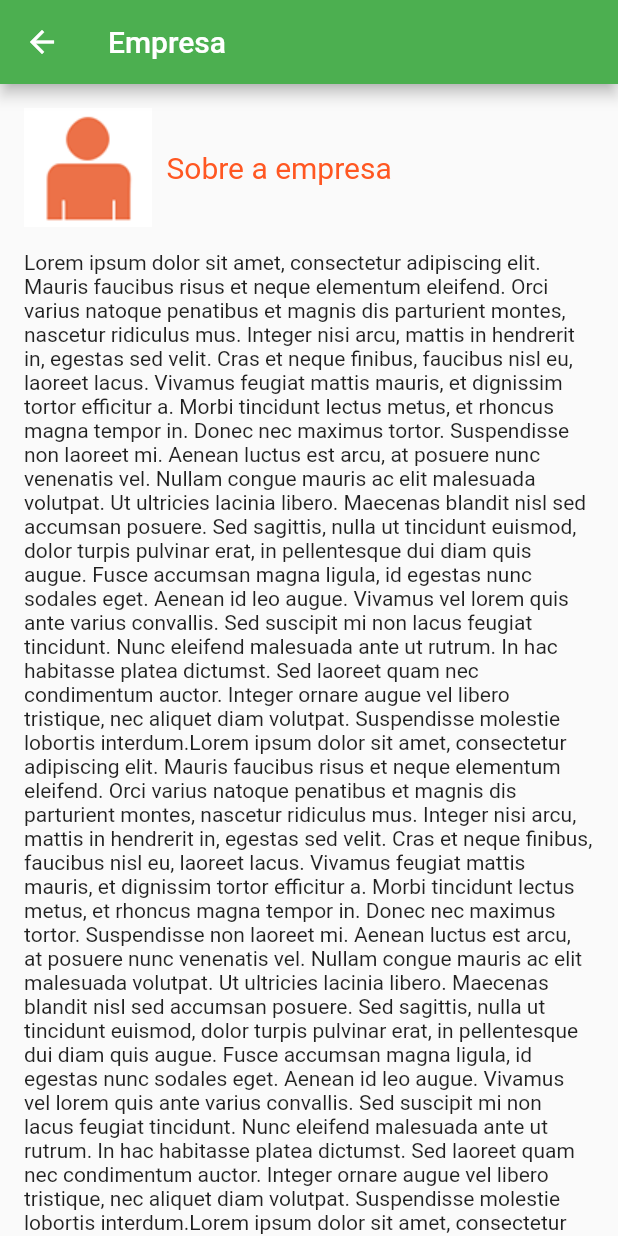
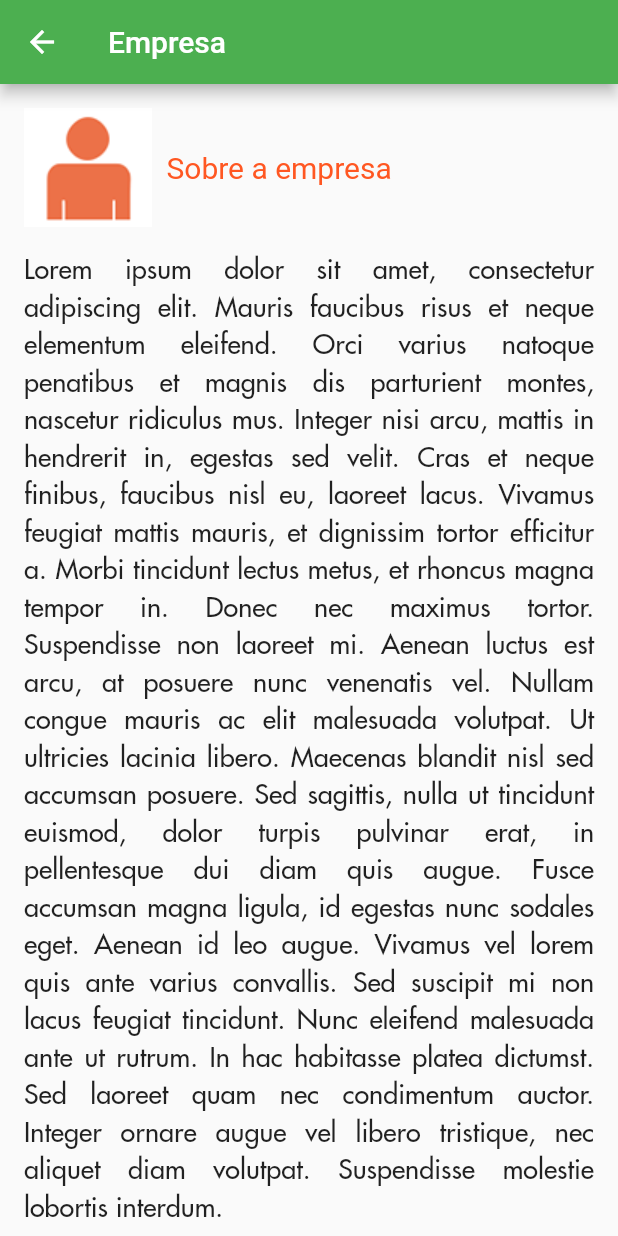
Before and after one commit to leonardofn/atm_consultoria, a Flutter app: the TelaEmpresa screen opened directly, on a phone screen of 412 x 824 dp. Run offline on Flutter 3.47's test engine with Material 2 defaults, Android fonts, the phone set to English and light mode, and no system bars.

Commit message:
Adicionando fonte FuturaLT

```diff
--- a/lib/TelaEmpresa.dart
+++ b/lib/TelaEmpresa.dart
@@ -36,10 +36,15 @@ class _TelaEmpresaState extends State<TelaEmpresa> {
               Padding(
                 padding: EdgeInsets.only(top: 16),
                 child: Text(
-                  "Lorem ipsum dolor sit amet, consectetur adipiscing elit. Mauris faucibus risus et neque elementum eleifend. Orci varius natoque penatibus et magnis dis parturient montes, nascetur ridiculus mus. Integer nisi arcu, mattis in hendrerit in, egestas sed velit. Cras et neque finibus, faucibus nisl eu, laoreet lacus. Vivamus feugiat mattis mauris, et dignissim tortor efficitur a. Morbi tincidunt lectus metus, et rhoncus magna tempor in. Donec nec maximus tortor. Suspendisse non laoreet mi. Aenean luctus est arcu, at posuere nunc venenatis vel. Nullam congue mauris ac elit malesuada volutpat. Ut ultricies lacinia libero. Maecenas blandit nisl sed accumsan posuere. Sed sagittis, nulla ut tincidunt euismod, dolor turpis pulvinar erat, in pellentesque dui diam quis augue. Fusce accumsan magna ligula, id egestas nunc sodales eget. Aenean id leo augue. Vivamus vel lorem quis ante varius convallis. Sed suscipit mi non lacus feugiat tincidunt. Nunc eleifend malesuada ante ut rutrum. In hac habitasse platea dictumst. Sed laoreet quam nec condimentum auctor. Integer ornare augue vel libero tristique, nec aliquet diam volutpat. Suspendisse molestie lobortis interdum."
-                  "Lorem ipsum dolor sit amet, consectetur adipiscing elit. Mauris faucibus risus et neque elementum eleifend. Orci varius natoque penatibus et magnis dis parturient montes, nascetur ridiculus mus. Integer nisi arcu, mattis in hendrerit in, egestas sed velit. Cras et neque finibus, faucibus nisl eu, laoreet lacus. Vivamus feugiat mattis mauris, et dignissim tortor efficitur a. Morbi tincidunt lectus metus, et rhoncus magna tempor in. Donec nec maximus tortor. Suspendisse non laoreet mi. Aenean luctus est arcu, at posuere nunc venenatis vel. Nullam congue mauris ac elit malesuada volutpat. Ut ultricies lacinia libero. Maecenas blandit nisl sed accumsan posuere. Sed sagittis, nulla ut tincidunt euismod, dolor turpis pulvinar erat, in pellentesque dui diam quis augue. Fusce accumsan magna ligula, id egestas nunc sodales eget. Aenean id leo augue. Vivamus vel lorem quis ante varius convallis. Sed suscipit mi non lacus feugiat tincidunt. Nunc eleifend malesuada ante ut rutrum. In hac habitasse platea dictumst. Sed laoreet quam nec condimentum auctor. Integer ornare augue vel libero tristique, nec aliquet diam volutpat. Suspendisse molestie lobortis interdum."
-                  "Lorem ipsum dolor sit amet, consectetur adipiscing elit. Mauris faucibus risus et neque elementum eleifend. Orci varius natoque penatibus et magnis dis parturient montes, nascetur ridiculus mus. Integer nisi arcu, mattis in hendrerit in, egestas sed velit. Cras et neque finibus, faucibus nisl eu, laoreet lacus. Vivamus feugiat mattis mauris, et dignissim tortor efficitur a. Morbi tincidunt lectus metus, et rhoncus magna tempor in. Donec nec maximus tortor. Suspendisse non laoreet mi. Aenean luctus est arcu, at posuere nunc venenatis vel. Nullam congue mauris ac elit malesuada volutpat. Ut ultricies lacinia libero. Maecenas blandit nisl sed accumsan posuere. Sed sagittis, nulla ut tincidunt euismod, dolor turpis pulvinar erat, in pellentesque dui diam quis augue. Fusce accumsan magna ligula, id egestas nunc sodales eget. Aenean id leo augue. Vivamus vel lorem quis ante varius convallis. Sed suscipit mi non lacus feugiat tincidunt. Nunc eleifend malesuada ante ut rutrum. In hac habitasse platea dictumst. Sed laoreet quam nec condimentum auctor. Integer ornare augue vel libero tristique, nec aliquet diam volutpat. Suspendisse molestie lobortis interdum."
-                  "Lorem ipsum dolor sit amet, consectetur adipiscing elit. Mauris faucibus risus et neque elementum eleifend. Orci varius natoque penatibus et magnis dis parturient montes, nascetur ridiculus mus. Integer nisi arcu, mattis in hendrerit in, egestas sed velit. Cras et neque finibus, faucibus nisl eu, laoreet lacus. Vivamus feugiat mattis mauris, et dignissim tortor efficitur a. Morbi tincidunt lectus metus, et rhoncus magna tempor in. Donec nec maximus tortor. Suspendisse non laoreet mi. Aenean luctus est arcu, at posuere nunc venenatis vel. Nullam congue mauris ac elit malesuada volutpat. Ut ultricies lacinia libero. Maecenas blandit nisl sed accumsan posuere. Sed sagittis, nulla ut tincidunt euismod, dolor turpis pulvinar erat, in pellentesque dui diam quis augue. Fusce accumsan magna ligula, id egestas nunc sodales eget. Aenean id leo augue. Vivamus vel lorem quis ante varius convallis. Sed suscipit mi non lacus feugiat tincidunt. Nunc eleifend malesuada ante ut rutrum. In hac habitasse platea dictumst. Sed laoreet quam nec condimentum auctor. Integer ornare augue vel libero tristique, nec aliquet diam volutpat. Suspendisse molestie lobortis interdum."
+                  "Lorem ipsum dolor sit amet, consectetur adipiscing elit. Mauris faucibus risus et neque elementum eleifend. Orci varius natoque penatibus et magnis dis parturient montes, nascetur ridiculus mus. Integer nisi arcu, mattis in hendrerit in, egestas sed velit. Cras et neque finibus, faucibus nisl eu, laoreet lacus. Vivamus feugiat mattis mauris, et dignissim tortor efficitur a. Morbi tincidunt lectus metus, et rhoncus magna tempor in. Donec nec maximus tortor. Suspendisse non laoreet mi. Aenean luctus est arcu, at posuere nunc venenatis vel. Nullam congue mauris ac elit malesuada volutpat. Ut ultricies lacinia libero. Maecenas blandit nisl sed accumsan posuere. Sed sagittis, nulla ut tincidunt euismod, dolor turpis pulvinar erat, in pellentesque dui diam quis augue. Fusce accumsan magna ligula, id egestas nunc sodales eget. Aenean id leo augue. Vivamus vel lorem quis ante varius convallis. Sed suscipit mi non lacus feugiat tincidunt. Nunc eleifend malesuada ante ut rutrum. In hac habitasse platea dictumst. Sed laoreet quam nec condimentum auctor. Integer ornare augue vel libero tristique, nec aliquet diam volutpat. Suspendisse molestie lobortis interdum.",
+                  //"Lorem ipsum dolor sit amet, consectetur adipiscing elit. Mauris faucibus risus et neque elementum eleifend. Orci varius natoque penatibus et magnis dis parturient montes, nascetur ridiculus mus. Integer nisi arcu, mattis in hendrerit in, egestas sed velit. Cras et neque finibus, faucibus nisl eu, laoreet lacus. Vivamus feugiat mattis mauris, et dignissim tortor efficitur a. Morbi tincidunt lectus metus, et rhoncus magna tempor in. Donec nec maximus tortor. Suspendisse non laoreet mi. Aenean luctus est arcu, at posuere nunc venenatis vel. Nullam congue mauris ac elit malesuada volutpat. Ut ultricies lacinia libero. Maecenas blandit nisl sed accumsan posuere. Sed sagittis, nulla ut tincidunt euismod, dolor turpis pulvinar erat, in pellentesque dui diam quis augue. Fusce accumsan magna ligula, id egestas nunc sodales eget. Aenean id leo augue. Vivamus vel lorem quis ante varius convallis. Sed suscipit mi non lacus feugiat tincidunt. Nunc eleifend malesuada ante ut rutrum. In hac habitasse platea dictumst. Sed laoreet quam nec condimentum auctor. Integer ornare augue vel libero tristique, nec aliquet diam volutpat. Suspendisse molestie lobortis interdum."
+                  //"Lorem ipsum dolor sit amet, consectetur adipiscing elit. Mauris faucibus risus et neque elementum eleifend. Orci varius natoque penatibus et magnis dis parturient montes, nascetur ridiculus mus. Integer nisi arcu, mattis in hendrerit in, egestas sed velit. Cras et neque finibus, faucibus nisl eu, laoreet lacus. Vivamus feugiat mattis mauris, et dignissim tortor efficitur a. Morbi tincidunt lectus metus, et rhoncus magna tempor in. Donec nec maximus tortor. Suspendisse non laoreet mi. Aenean luctus est arcu, at posuere nunc venenatis vel. Nullam congue mauris ac elit malesuada volutpat. Ut ultricies lacinia libero. Maecenas blandit nisl sed accumsan posuere. Sed sagittis, nulla ut tincidunt euismod, dolor turpis pulvinar erat, in pellentesque dui diam quis augue. Fusce accumsan magna ligula, id egestas nunc sodales eget. Aenean id leo augue. Vivamus vel lorem quis ante varius convallis. Sed suscipit mi non lacus feugiat tincidunt. Nunc eleifend malesuada ante ut rutrum. In hac habitasse platea dictumst. Sed laoreet quam nec condimentum auctor. Integer ornare augue vel libero tristique, nec aliquet diam volutpat. Suspendisse molestie lobortis interdum."
+                  //"Lorem ipsum dolor sit amet, consectetur adipiscing elit. Mauris faucibus risus et neque elementum eleifend. Orci varius natoque penatibus et magnis dis parturient montes, nascetur ridiculus mus. Integer nisi arcu, mattis in hendrerit in, egestas sed velit. Cras et neque finibus, faucibus nisl eu, laoreet lacus. Vivamus feugiat mattis mauris, et dignissim tortor efficitur a. Morbi tincidunt lectus metus, et rhoncus magna tempor in. Donec nec maximus tortor. Suspendisse non laoreet mi. Aenean luctus est arcu, at posuere nunc venenatis vel. Nullam congue mauris ac elit malesuada volutpat. Ut ultricies lacinia libero. Maecenas blandit nisl sed accumsan posuere. Sed sagittis, nulla ut tincidunt euismod, dolor turpis pulvinar erat, in pellentesque dui diam quis augue. Fusce accumsan magna ligula, id egestas nunc sodales eget. Aenean id leo augue. Vivamus vel lorem quis ante varius convallis. Sed suscipit mi non lacus feugiat tincidunt. Nunc eleifend malesuada ante ut rutrum. In hac habitasse platea dictumst. Sed laoreet quam nec condimentum auctor. Integer ornare augue vel libero tristique, nec aliquet diam volutpat. Suspendisse molestie lobortis interdum.",
+                  textAlign: TextAlign.justify,
+                  style: TextStyle(
+                    fontSize: 18,
+                    fontFamily: 'FuturaLT',
+                  ),
                 ),
               ),
             ],
--- a/pubspec.yaml
+++ b/pubspec.yaml
@@ -70,6 +70,10 @@ flutter:
   #       - asset: fonts/TrajanPro.ttf
   #       - asset: fonts/TrajanPro_Bold.ttf
   #         weight: 700
+  fonts:
+    - family: FuturaLT
+      fonts:
+        - asset: fonts/FuturaLT.ttf
   #
   # For details regarding fonts from package dependencies,
   # see https://flutter.dev/custom-fonts/#from-packages
```
Also changed, not shown: fonts/FuturaLT.ttf (added).
